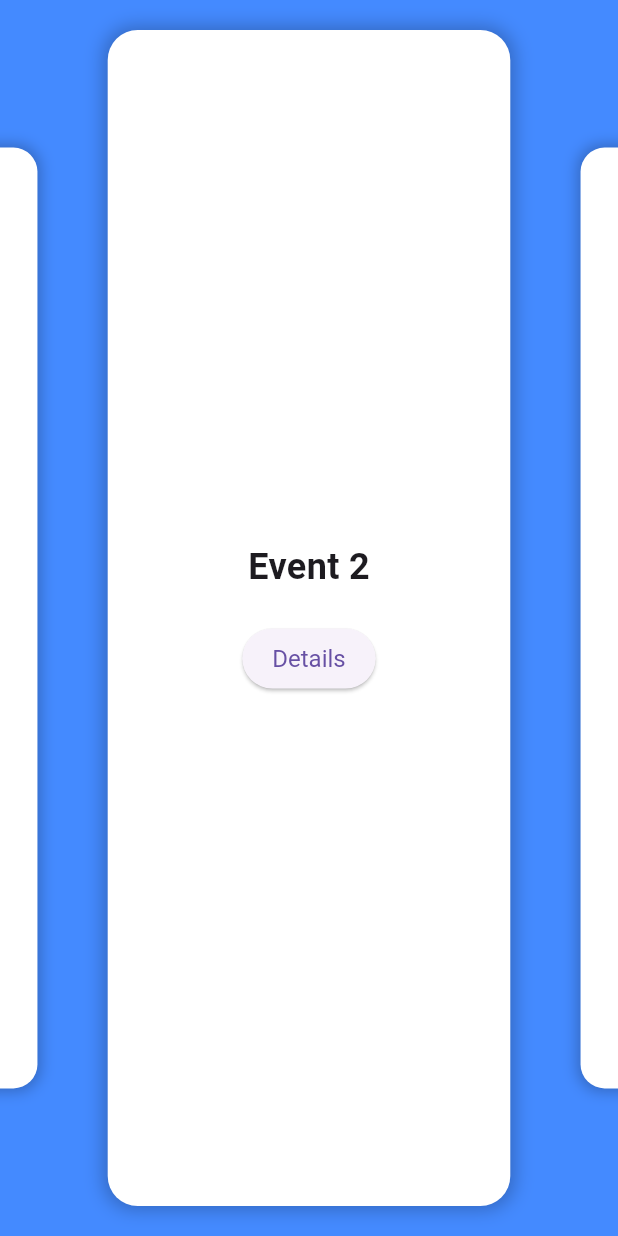
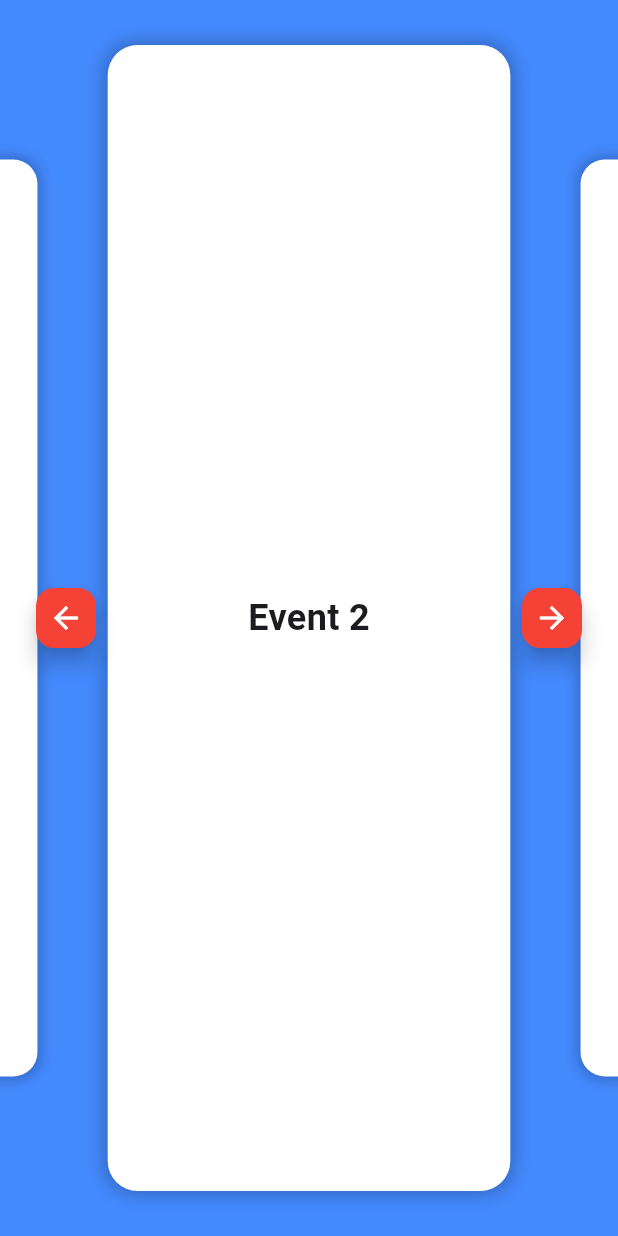
Before and after one commit to studbudz/schedule_system, a Flutter app: the screen it shows after launch, swiped to page 2, on a phone screen of 412 x 824 dp. Run offline on Flutter 3.47's test engine with Material 3 defaults, Android fonts, the phone set to English and light mode, and no system bars.

Commit message:
Refactor CardSwipeScreen: implement navigation buttons and adjust PageView item count

```diff
--- a/lib/main.dart
+++ b/lib/main.dart
@@ -26,7 +26,6 @@ class _CardSwipeScreenState extends State<CardSwipeScreen> {
   @override
   void initState() {
     super.initState();
-    _pageController = PageController(viewportFraction: 0.7, initialPage: 2);
     _pageController.addListener(() {
       setState(() {
         currentPage = _pageController.page!;
@@ -34,23 +33,59 @@ class _CardSwipeScreenState extends State<CardSwipeScreen> {
     });
   }
 
+  void nextPage() {
+    _pageController.nextPage(
+      duration: Duration(milliseconds: 300),
+      curve: Curves.easeInOut,
+    );
+  }
+
+  void previousPage() {
+    _pageController.previousPage(
+      duration: Duration(milliseconds: 300),
+      curve: Curves.easeInOut,
+    );
+  }
+
   @override
   Widget build(BuildContext context) {
     return Scaffold(
       backgroundColor: Colors.blueAccent,
-      body: Center(
-        child: PageView.builder(
+      body: Stack(
+        alignment: Alignment.center,
+        children: [
+          PageView.builder(
             controller: _pageController,
-          itemCount: 10,
-          physics: BouncingScrollPhysics(parent: ClampingScrollPhysics()),
+            itemCount: 5,
+            physics: BouncingScrollPhysics(),
             itemBuilder: (context, index) {
-            double scale = 1 - (0.2 * (currentPage - index).abs()).clamp(0, 1);
+              double scale =
+                  1 - (0.2 * (currentPage - index).abs()).clamp(0, 1);
               return Transform.scale(
                 scale: scale,
                 child: CardItem(title: "Event ${index + 1}"),
               );
             },
           ),
+          Positioned(
+            left: 20,
+            child: FloatingActionButton(
+              onPressed: previousPage,
+              mini: true,
+              backgroundColor: Colors.red,
+              child: Icon(Icons.arrow_back, color: Colors.white),
+            ),
+          ),
+          Positioned(
+            right: 20,
+            child: FloatingActionButton(
+              onPressed: nextPage,
+              mini: true,
+              backgroundColor: Colors.red,
+              child: Icon(Icons.arrow_forward, color: Colors.white),
+            ),
+          ),
+        ],
       ),
     );
   }
@@ -64,9 +99,8 @@ class CardItem extends StatelessWidget {
   @override
   Widget build(BuildContext context) {
     return Padding(
-      padding: const EdgeInsets.symmetric(vertical: 20, horizontal: 10),
+      padding: const EdgeInsets.symmetric(vertical: 30, horizontal: 10),
       child: Container(
-        height: 400,
         decoration: BoxDecoration(
           color: Colors.white,
           borderRadius: BorderRadius.circular(20),
@@ -74,23 +108,11 @@ class CardItem extends StatelessWidget {
             BoxShadow(color: Colors.black26, blurRadius: 10, spreadRadius: 2),
           ],
         ),
-        child: Column(
-          mainAxisAlignment: MainAxisAlignment.center,
-          children: [
-            Text(
+        child: Center(
+          child: Text(
             title,
             style: TextStyle(fontSize: 24, fontWeight: FontWeight.bold),
           ),
-            SizedBox(height: 20),
-            ElevatedButton(
-              onPressed: () {},
-              child: Text("Details"),
-              style: ElevatedButton.styleFrom(
-                padding: EdgeInsets.symmetric(horizontal: 20, vertical: 10),
-                textStyle: TextStyle(fontSize: 16),
-              ),
-            ),
-          ],
         ),
       ),
     );
```
Lines whose indentation alone changed are shown as unchanged.
